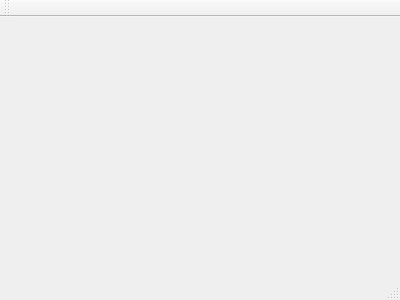
Above: mainwindow.ui from deveshrai/WaterColorStencilApp before the change. Below: the same form after it.
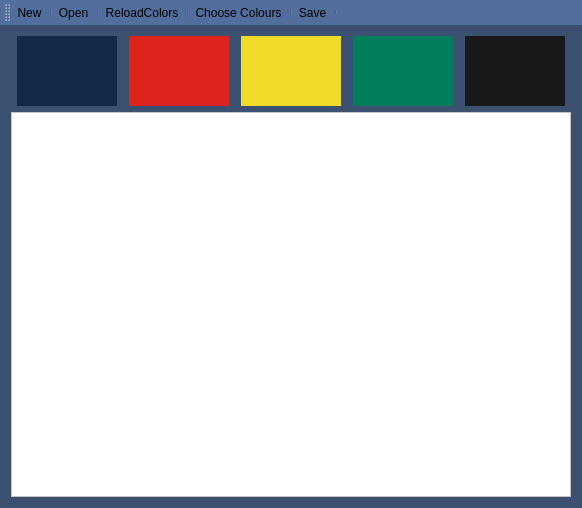
That is the form after the change. Icons and pictures are not drawn.

```diff
--- a/mainwindow.ui
+++ b/mainwindow.ui
@@ -1,24 +1,277 @@
 <ui version="4.0">
  <class>MainWindow</class>
- <widget class="QMainWindow" name="MainWindow" >
-  <property name="geometry" >
+ <widget class="QMainWindow" name="MainWindow">
+  <property name="geometry">
    <rect>
     <x>0</x>
     <y>0</y>
-    <width>400</width>
-    <height>300</height>
+    <width>582</width>
+    <height>508</height>
    </rect>
   </property>
   <property name="windowTitle" >
    <string>MainWindow</string>
   </property>
-  <widget class="QMenuBar" name="menuBar" />
-  <widget class="QToolBar" name="mainToolBar" />
-  <widget class="QWidget" name="centralWidget" />
-  <widget class="QStatusBar" name="statusBar" />
+  <property name="styleSheet">
+   <string notr="true">background:rgb(60, 81, 114)</string>
+  </property>
+  <widget class="QWidget" name="centralWidget">
+   <layout class="QVBoxLayout" name="verticalLayout">
+    <item>
+     <layout class="QHBoxLayout" name="horizontalLayout">
+      <item>
+       <widget class="QPushButton" name="Color1Button">
+        <property name="minimumSize">
+         <size>
+          <width>100</width>
+          <height>70</height>
+         </size>
+        </property>
+        <property name="maximumSize">
+         <size>
+          <width>100</width>
+          <height>70</height>
+         </size>
+        </property>
+        <property name="styleSheet">
+         <string notr="true">background:rgb(18,41,74);
+
+border:none;</string>
+        </property>
+        <property name="text">
+         <string/>
+        </property>
+        <property name="flat">
+         <bool>false</bool>
+        </property>
+       </widget>
+      </item>
+      <item>
+       <widget class="QPushButton" name="Color2Button">
+        <property name="minimumSize">
+         <size>
+          <width>100</width>
+          <height>70</height>
+         </size>
+        </property>
+        <property name="maximumSize">
+         <size>
+          <width>100</width>
+          <height>70</height>
+         </size>
+        </property>
+        <property name="styleSheet">
+         <string notr="true">background:rgb(220, 36, 28);
+border:none;</string>
+        </property>
+        <property name="text">
+         <string/>
+        </property>
+        <property name="flat">
+         <bool>false</bool>
+        </property>
+       </widget>
+      </item>
+      <item>
+       <widget class="QPushButton" name="Color3Button">
+        <property name="minimumSize">
+         <size>
+          <width>100</width>
+          <height>70</height>
+         </size>
+        </property>
+        <property name="maximumSize">
+         <size>
+          <width>100</width>
+          <height>70</height>
+         </size>
+        </property>
+        <property name="styleSheet">
+         <string notr="true">background:rgb(240, 219, 41);
+border:none;</string>
+        </property>
+        <property name="text">
+         <string/>
+        </property>
+        <property name="flat">
+         <bool>false</bool>
+        </property>
+       </widget>
+      </item>
+      <item>
+       <widget class="QPushButton" name="Color4Button">
+        <property name="minimumSize">
+         <size>
+          <width>100</width>
+          <height>70</height>
+         </size>
+        </property>
+        <property name="maximumSize">
+         <size>
+          <width>100</width>
+          <height>70</height>
+         </size>
+        </property>
+        <property name="styleSheet">
+         <string notr="true">background:rgb(0, 125, 92);
+border:none;</string>
+        </property>
+        <property name="text">
+         <string/>
+        </property>
+        <property name="flat">
+         <bool>false</bool>
+        </property>
+       </widget>
+      </item>
+      <item>
+       <widget class="QPushButton" name="Color5Button">
+        <property name="minimumSize">
+         <size>
+          <width>100</width>
+          <height>70</height>
+         </size>
+        </property>
+        <property name="maximumSize">
+         <size>
+          <width>100</width>
+          <height>70</height>
+         </size>
+        </property>
+        <property name="styleSheet">
+         <string notr="true">background:rgb(25, 25, 25);
+border:none;</string>
+        </property>
+        <property name="text">
+         <string/>
+        </property>
+        <property name="flat">
+         <bool>false</bool>
+        </property>
+       </widget>
+      </item>
+     </layout>
+    </item>
+    <item>
+     <layout class="QVBoxLayout" name="verticalLayout_2">
+      <item>
+       <widget class="QFrame" name="frame">
+        <property name="styleSheet">
+         <string notr="true">background:White;</string>
+        </property>
+        <property name="frameShape">
+         <enum>QFrame::StyledPanel</enum>
+        </property>
+        <property name="frameShadow">
+         <enum>QFrame::Raised</enum>
+        </property>
+        <layout class="QHBoxLayout" name="horizontalLayout_2">
+         <item>
+          <widget class="QLabel" name="ImageLabel">
+           <property name="text">
+            <string/>
+           </property>
+          </widget>
+         </item>
+        </layout>
+       </widget>
+      </item>
+     </layout>
+    </item>
+   </layout>
+  </widget>
+  <widget class="QToolBar" name="mainToolBar">
+   <property name="styleSheet">
+    <string notr="true">background:rgb(82, 110, 156);
+border:none;</string>
+   </property>
+   <property name="toolButtonStyle">
+    <enum>Qt::ToolButtonTextUnderIcon</enum>
+   </property>
+   <attribute name="toolBarArea">
+    <enum>TopToolBarArea</enum>
+   </attribute>
+   <attribute name="toolBarBreak">
+    <bool>false</bool>
+   </attribute>
+   <addaction name="actionNew"/>
+   <addaction name="separator"/>
+   <addaction name="actionOpen"/>
+   <addaction name="separator"/>
+   <addaction name="actionReloadColors"/>
+   <addaction name="separator"/>
+   <addaction name="actionChoose_Colours"/>
+   <addaction name="separator"/>
+   <addaction name="actionSave"/>
+   <addaction name="separator"/>
+  </widget>
+  <action name="actionNew">
+   <property name="icon">
+    <iconset resource="icons.qrc">
+     <normaloff>:/new/icons/icons8-new-64.png</normaloff>:/new/icons/icons8-new-64.png</iconset>
+   </property>
+   <property name="text">
+    <string>New</string>
+   </property>
+   <property name="toolTip">
+    <string>New</string>
+   </property>
+   <property name="iconVisibleInMenu">
+    <bool>false</bool>
+   </property>
+  </action>
+  <action name="actionOpen">
+   <property name="icon">
+    <iconset resource="icons.qrc">
+     <normaloff>:/new/icons/icons8-image-file-64.png</normaloff>:/new/icons/icons8-image-file-64.png</iconset>
+   </property>
+   <property name="text">
+    <string>Open</string>
+   </property>
+   <property name="toolTip">
+    <string>Open</string>
+   </property>
+  </action>
+  <action name="actionReloadColors">
+   <property name="icon">
+    <iconset resource="icons.qrc">
+     <normaloff>:/new/icons/icons8-synchronize-64.png</normaloff>:/new/icons/icons8-synchronize-64.png</iconset>
+   </property>
+   <property name="text">
+    <string>ReloadColors</string>
+   </property>
+   <property name="toolTip">
+    <string>Reload Colors</string>
+   </property>
+  </action>
+  <action name="actionChoose_Colours">
+   <property name="icon">
+    <iconset resource="icons.qrc">
+     <normaloff>:/new/icons/icons8-rainbow-64.png</normaloff>:/new/icons/icons8-rainbow-64.png</iconset>
+   </property>
+   <property name="text">
+    <string>Choose Colours</string>
+   </property>
+   <property name="toolTip">
+    <string>Choose Colours</string>
+   </property>
+  </action>
+  <action name="actionSave">
+   <property name="icon">
+    <iconset resource="icons.qrc">
+     <normaloff>:/new/icons/icons8-money-box-64.png</normaloff>:/new/icons/icons8-money-box-64.png</iconset>
+   </property>
+   <property name="text">
+    <string>Save</string>
+   </property>
+   <property name="toolTip">
+    <string>Save</string>
+   </property>
+  </action>
  </widget>
- <layoutDefault spacing="6" margin="11" />
- <pixmapfunction></pixmapfunction>
- <resources/>
+ <layoutdefault spacing="6" margin="11"/>
+ <resources>
+  <include location="icons.qrc"/>
+ </resources>
  <connections/>
 </ui>
```
Left out of the diff: 5 changed lines with no effect on the pictures.
